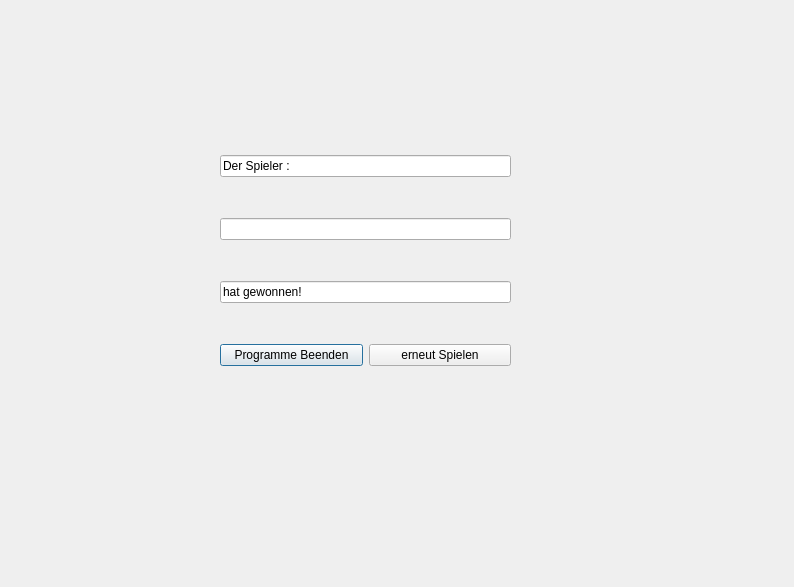
First picture: the form in dialog.ui, repository saadbrb/XO-Play-GUI-User-friendly-Tic-Tac-Toe-Interface, before the edit.
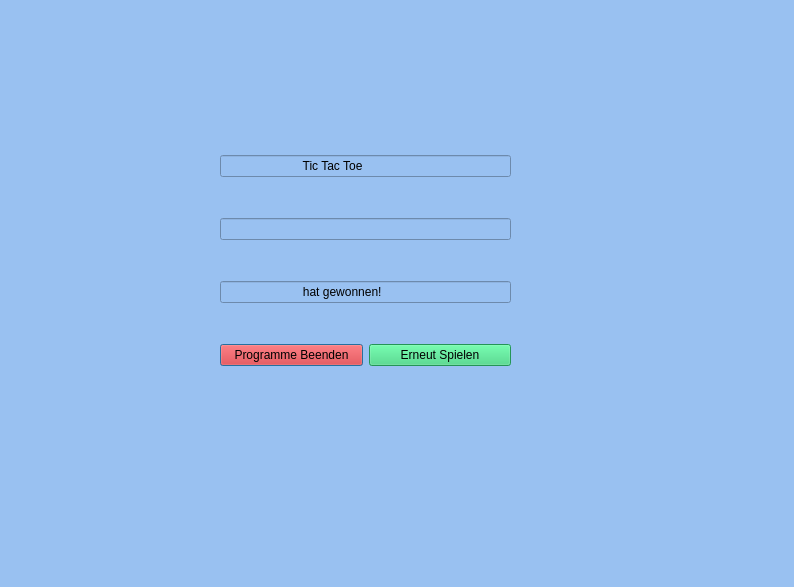
Second picture: the form after the edit.

Commit message: bessere Design

Patch:
```diff
--- a/dialog.ui
+++ b/dialog.ui
@@ -13,7 +13,10 @@
   <property name="windowTitle">
    <string>Dialog</string>
   </property>
-  <widget class="QWidget" name="">
+  <property name="styleSheet">
+   <string notr="true">background-color: rgb(153, 193, 241);</string>
+  </property>
+  <widget class="QWidget" name="layoutWidget">
    <property name="geometry">
     <rect>
      <x>220</x>
@@ -26,17 +29,21 @@
     <item>
      <widget class="QLineEdit" name="lineEdit">
       <property name="text">
-       <string>Der Spieler :</string>
+       <string>                        Tic Tac Toe </string>
       </property>
      </widget>
     </item>
     <item>
-     <widget class="QLineEdit" name="lineEdit_2"/>
+     <widget class="QLineEdit" name="lineEdit_2">
+      <property name="text">
+       <string/>
+      </property>
+     </widget>
     </item>
     <item>
      <widget class="QLineEdit" name="lineEdit_3">
       <property name="text">
-       <string>hat gewonnen!</string>
+       <string>                        hat gewonnen!</string>
       </property>
      </widget>
     </item>
@@ -44,6 +51,10 @@
      <layout class="QHBoxLayout" name="horizontalLayout">
       <item>
        <widget class="QPushButton" name="pushButton_2">
+        <property name="styleSheet">
+         <string notr="true">background-color: rgb(255, 0, 0);
+color: rgb(0, 0, 0);</string>
+        </property>
         <property name="text">
          <string>Programme Beenden</string>
         </property>
@@ -51,8 +62,12 @@
       </item>
       <item>
        <widget class="QPushButton" name="pushButton">
+        <property name="styleSheet">
+         <string notr="true">background-color: rgb(51, 209, 122);
+color: rgb(0, 0, 0);</string>
+        </property>
         <property name="text">
-         <string>erneut Spielen</string>
+         <string>Erneut Spielen</string>
         </property>
        </widget>
       </item>
```
Left out of the diff: 3 changed lines with no effect on the pictures. The commit also changes 7 other files.
